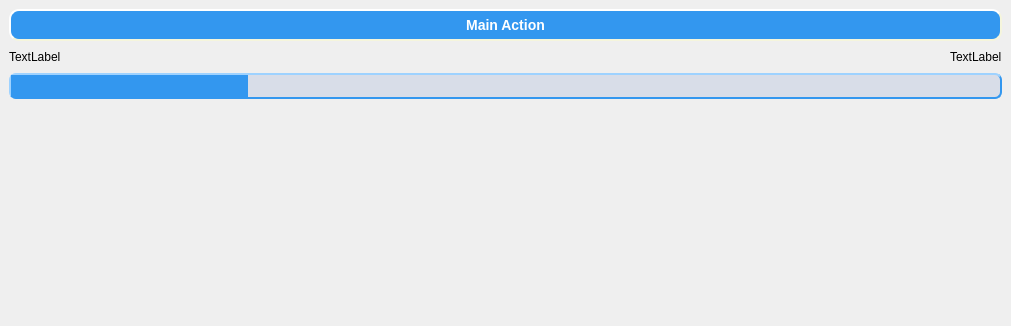
This is VMMaintenanceTool/src/mainwindow.ui in ViewMind/VMAPP as Qt 5 draws it before an edit. The edited form follows.
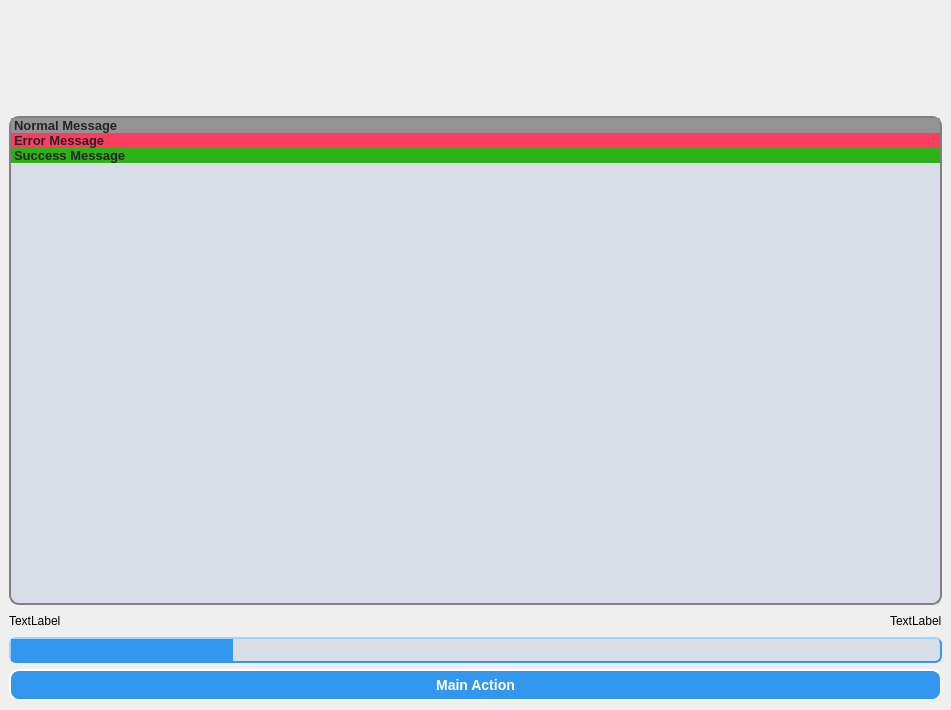
This is the edited form. Icons and pictures are not drawn.

Commit message: Finalized changes in EyeExperimenter (excepting messages) required the new update process

Patch:
```diff
--- a/VMMaintenanceTool/src/mainwindow.ui
+++ b/VMMaintenanceTool/src/mainwindow.ui
@@ -6,8 +6,8 @@
    <rect>
     <x>0</x>
     <y>0</y>
-    <width>1011</width>
-    <height>326</height>
+    <width>951</width>
+    <height>710</height>
    </rect>
   </property>
   <property name="windowTitle">
@@ -20,27 +20,180 @@
   <widget class="QWidget" name="centralwidget">
    <layout class="QVBoxLayout" name="verticalLayout_2">
     <item>
-     <widget class="QPushButton" name="pbMainAction">
+     <layout class="QHBoxLayout" name="horizontalLayout_4">
+      <item>
+       <spacer name="horizontalSpacer_5">
+        <property name="orientation">
+         <enum>Qt::Horizontal</enum>
+        </property>
+        <property name="sizeHint" stdset="0">
+         <size>
+          <width>40</width>
+          <height>20</height>
+         </size>
+        </property>
+       </spacer>
+      </item>
+      <item>
+       <widget class="QLabel" name="labLogo">
+        <property name="sizePolicy">
+         <sizepolicy hsizetype="Fixed" vsizetype="Fixed">
+          <horstretch>0</horstretch>
+          <verstretch>0</verstretch>
+         </sizepolicy>
+        </property>
+        <property name="minimumSize">
+         <size>
+          <width>500</width>
+          <height>101</height>
+         </size>
+        </property>
+        <property name="maximumSize">
+         <size>
+          <width>500</width>
+          <height>101</height>
+         </size>
+        </property>
+        <property name="text">
+         <string/>
+        </property>
+        <property name="pixmap">
+         <pixmap resource="images.qrc">:/images/logo.png</pixmap>
+        </property>
+        <property name="scaledContents">
+         <bool>true</bool>
+        </property>
+       </widget>
+      </item>
+      <item>
+       <spacer name="horizontalSpacer_6">
+        <property name="orientation">
+         <enum>Qt::Horizontal</enum>
+        </property>
+        <property name="sizeHint" stdset="0">
+         <size>
+          <width>40</width>
+          <height>20</height>
+         </size>
+        </property>
+       </spacer>
+      </item>
+     </layout>
+    </item>
+    <item>
+     <widget class="QListWidget" name="listWidget">
       <property name="styleSheet">
-       <string notr="true">QPushButton {
-    background-color: #3397ef;
-    border-style: outset;
-    border-width: 2px;
-    border-radius: 10px;
-    border-color: beige;
-    font: bold 14px;
-    min-width: 10em;
-    padding: 6px;
-    color: #ffffff
-}
-QPushButton:pressed {
-    background-color:  #2883D3;
-    border-style: inset;
+       <string notr="true">QListWidget {
+
+   border: 2px solid gray;
+   border-radius: 10px;
+   background: #D8DDE8;
+
 }</string>
       </property>
-      <property name="text">
-       <string>Main Action</string>
+      <property name="wordWrap">
+       <bool>true</bool>
       </property>
+      <item>
+       <property name="text">
+        <string>Normal Message</string>
+       </property>
+       <property name="font">
+        <font>
+         <pointsize>10</pointsize>
+         <bold>true</bold>
+         <kerning>false</kerning>
+        </font>
+       </property>
+       <property name="background">
+        <brush brushstyle="SolidPattern">
+         <color alpha="255">
+          <red>147</red>
+          <green>147</green>
+          <blue>147</blue>
+         </color>
+        </brush>
+       </property>
+       <property name="foreground">
+        <brush brushstyle="SolidPattern">
+         <color alpha="255">
+          <red>36</red>
+          <green>36</green>
+          <blue>36</blue>
+         </color>
+        </brush>
+       </property>
+       <property name="icon">
+        <iconset resource="images.qrc">
+         <normaloff>:/images/info_notification.png</normaloff>:/images/info_notification.png</iconset>
+       </property>
+      </item>
+      <item>
+       <property name="text">
+        <string>Error Message</string>
+       </property>
+       <property name="font">
+        <font>
+         <pointsize>10</pointsize>
+         <bold>true</bold>
+        </font>
+       </property>
+       <property name="background">
+        <brush brushstyle="SolidPattern">
+         <color alpha="255">
+          <red>253</red>
+          <green>61</green>
+          <blue>96</blue>
+         </color>
+        </brush>
+       </property>
+       <property name="foreground">
+        <brush brushstyle="SolidPattern">
+         <color alpha="255">
+          <red>36</red>
+          <green>36</green>
+          <blue>36</blue>
+         </color>
+        </brush>
+       </property>
+       <property name="icon">
+        <iconset resource="images.qrc">
+         <normaloff>:/images/alert-triangle-white.png</normaloff>:/images/alert-triangle-white.png</iconset>
+       </property>
+      </item>
+      <item>
+       <property name="text">
+        <string>Success Message</string>
+       </property>
+       <property name="font">
+        <font>
+         <pointsize>10</pointsize>
+         <bold>true</bold>
+        </font>
+       </property>
+       <property name="background">
+        <brush brushstyle="SolidPattern">
+         <color alpha="255">
+          <red>45</red>
+          <green>177</green>
+          <blue>23</blue>
+         </color>
+        </brush>
+       </property>
+       <property name="foreground">
+        <brush brushstyle="SolidPattern">
+         <color alpha="255">
+          <red>36</red>
+          <green>36</green>
+          <blue>36</blue>
+         </color>
+        </brush>
+       </property>
+       <property name="icon">
+        <iconset resource="images.qrc">
+         <normaloff>:/images/check-circle-white.png</normaloff>:/images/check-circle-white.png</iconset>
+       </property>
+      </item>
      </widget>
     </item>
     <item>
@@ -105,17 +258,28 @@
      </layout>
     </item>
     <item>
-     <spacer name="verticalSpacer">
-      <property name="orientation">
-       <enum>Qt::Vertical</enum>
+     <widget class="QPushButton" name="pbMainAction">
+      <property name="styleSheet">
+       <string notr="true">QPushButton {
+    background-color: #3397ef;
+    border-style: outset;
+    border-width: 2px;
+    border-radius: 10px;
+    border-color: beige;
+    font: bold 14px;
+    min-width: 10em;
+    padding: 6px;
+    color: #ffffff
+}
+QPushButton:pressed {
+    background-color:  #2883D3;
+    border-style: inset;
+}</string>
       </property>
-      <property name="sizeHint" stdset="0">
-       <size>
-        <width>20</width>
-        <height>40</height>
-       </size>
+      <property name="text">
+       <string>Main Action</string>
       </property>
-     </spacer>
+     </widget>
     </item>
    </layout>
   </widget>
```
The commit also changes 30 other files.
